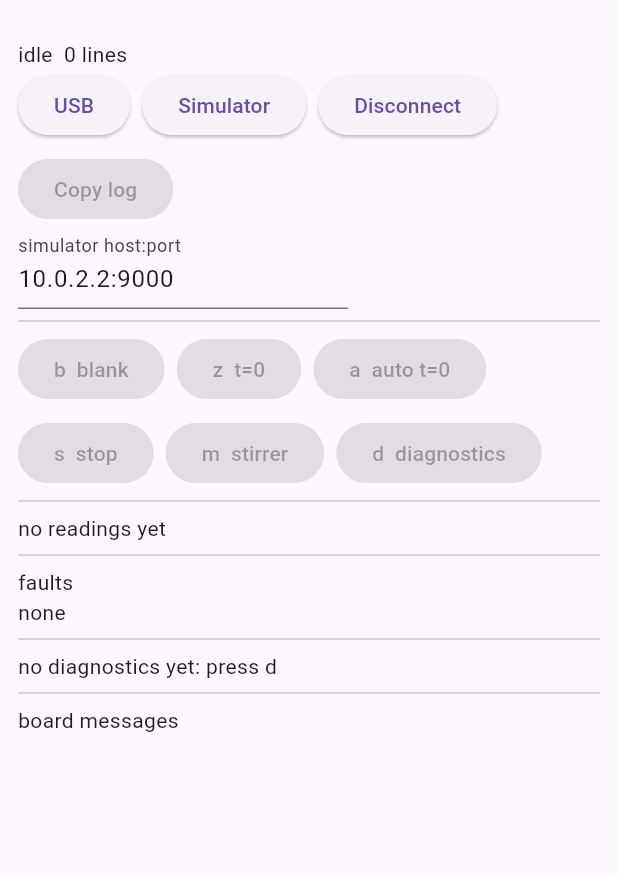
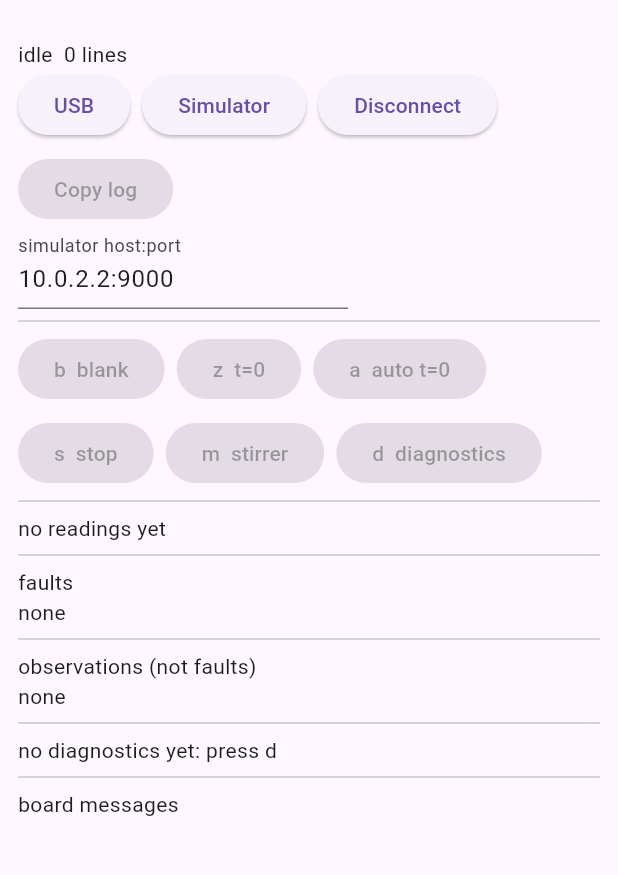
Before and after one commit to viktorinkov/HackMIT-2026, a Flutter app: the screen it shows after launch, on a phone screen of 412 x 824 dp, the part 63-938 px from its top. Run offline on Flutter 3.47's test engine with Material 3 defaults, Android fonts, the phone set to English and light mode, and no system bars.

Commit message:
app: keep the fault list for faults, and put the notes underneath
Co-Authored-By: Devin AI <158243242+devin-ai-integration[bot]@users.noreply.github.com>

```diff
--- a/hardware/peel_app/lib/debug_screen.dart
+++ b/hardware/peel_app/lib/debug_screen.dart
@@ -58,6 +58,8 @@ class _DebugScreenState extends State<DebugScreen> {
             _values(session.latest),
             const Divider(),
             _faults(session.faults),
+            const Divider(),
+            _observations(session.faults),
             const Divider(),
             _diag(session.diag),
             const Divider(),
@@ -135,10 +137,18 @@ class _DebugScreenState extends State<DebugScreen> {
     );
   }
 
-  Widget _faults(List<Fault> faults) => Column(
+  /// Only what is wrong. An empty list here means a healthy board, so the informational
+  /// entries — a swept line, a late line — are listed separately below.
+  Widget _faults(List<Fault> faults) =>
+      _faultList('faults', faults.where((f) => f.severity != Severity.info).toList());
+
+  Widget _observations(List<Fault> faults) => _faultList(
+      'observations (not faults)', faults.where((f) => f.severity == Severity.info).toList());
+
+  Widget _faultList(String title, List<Fault> faults) => Column(
         crossAxisAlignment: CrossAxisAlignment.start,
         children: [
-          const Text('faults'),
+          Text(title),
           if (faults.isEmpty) const Text('none'),
           for (final f in faults)
             Padding(
```
Also changed, not shown: 1 other file.
